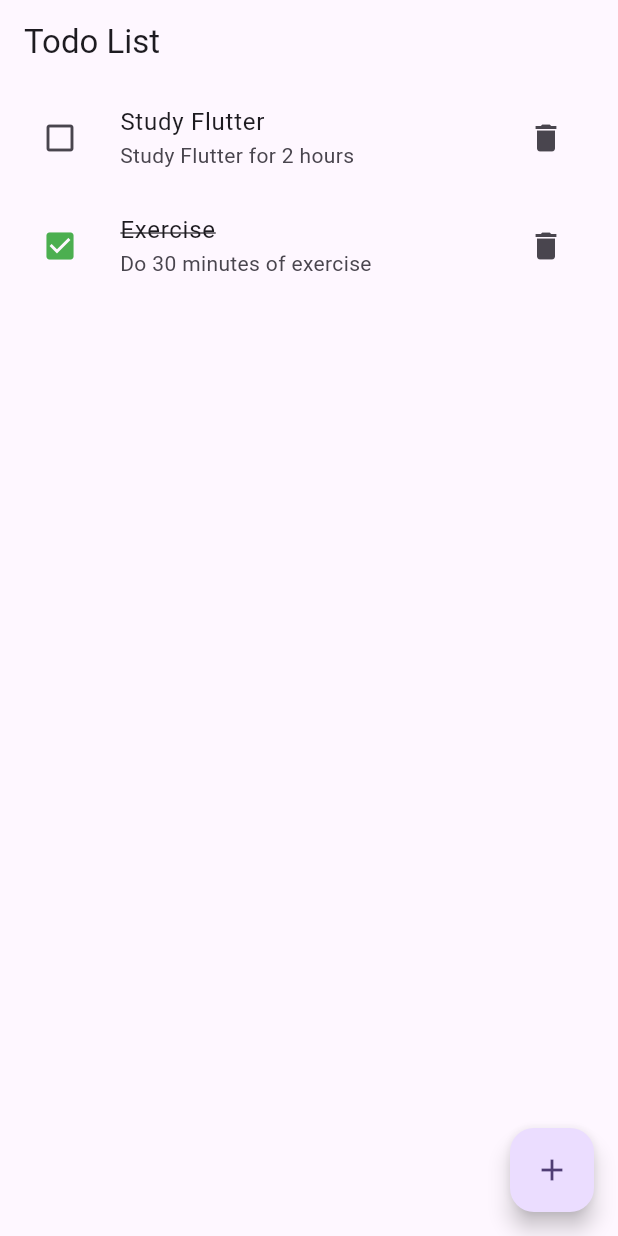
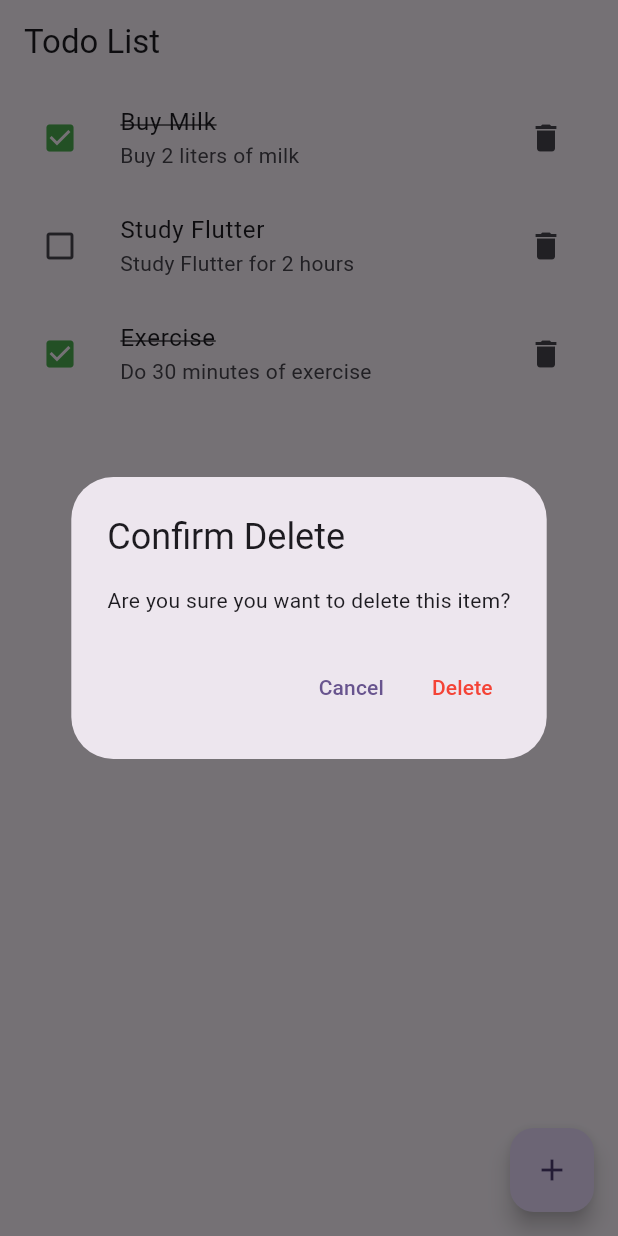
Before and after one commit to Paribeshlamsal/Flutter_new, a Flutter app: the screen it shows after launch, after a tap on the "delete" icon, on a phone screen of 412 x 824 dp. Run offline on Flutter 3.47's test engine with Material 3 defaults, Android fonts, the phone set to English and light mode, and no system bars.

Commit message:
Adding success messages

```diff
--- a/lib/firstscreen.dart
+++ b/lib/firstscreen.dart
@@ -90,7 +90,15 @@ class _FirstScreenState extends State<FirstScreen> {
   Widget build(BuildContext context) {
     return Scaffold(
       appBar: AppBar(title: const Text('Todo List')),
-      body: ListView.builder(
+      body:
+          todos.isEmpty
+              ? const Center(
+                child: Text(
+                  'No any todos',
+                  style: TextStyle(fontSize: 18, color: Colors.grey),
+                ),
+              )
+              : ListView.builder(
                 itemCount: todos.length,
                 itemBuilder: (context, index) {
                   final todo = todos[index];
@@ -112,21 +120,66 @@ class _FirstScreenState extends State<FirstScreen> {
                       todo.title,
                       style: TextStyle(
                         decoration:
-                    todo.isCompleted ? TextDecoration.lineThrough : null,
+                            todo.isCompleted
+                                ? TextDecoration.lineThrough
+                                : null,
                       ),
                     ),
                     subtitle: Text(todo.description ?? ''),
                     trailing: IconButton(
                       icon: const Icon(Icons.delete),
                       onPressed: () {
+                        showDialog(
+                          context: context,
+                          builder: (BuildContext context) {
+                            return AlertDialog(
+                              title: const Text("Confirm Delete"),
+                              content: const Text(
+                                "Are you sure you want to delete this item?",
+                              ),
+                              actions: [
+                                TextButton(
+                                  child: const Text("Cancel"),
+                                  onPressed: () {
+                                    Navigator.of(context).pop();
+                                  },
+                                ),
+                                TextButton(
+                                  child: const Text("Delete"),
+                                  style: TextButton.styleFrom(
+                                    foregroundColor: Colors.red,
+                                  ),
+                                  onPressed: () {
                                     setState(() {
                                       todos.removeAt(index);
                                     });
+                                    Navigator.of(context).pop();
+                                    ScaffoldMessenger.of(context).showSnackBar(
+                                      const SnackBar(
+                                        content: Text(
+                                          "Item deleted Successfully",
+                                        ),
+                                        duration: Duration(seconds: 2),
+                                        backgroundColor: Color.fromARGB(
+                                          255,
+                                          198,
+                                          62,
+                                          4,
+                                        ),
+                                      ),
+                                    );
+                                  },
+                                ),
+                              ],
+                            );
+                          },
+                        );
                       },
                     ),
                   );
                 },
               ),
+
       floatingActionButton: FloatingActionButton(
         onPressed: _addTodo,
         child: const Icon(Icons.add),
```
Lines whose indentation alone changed are shown as unchanged.
